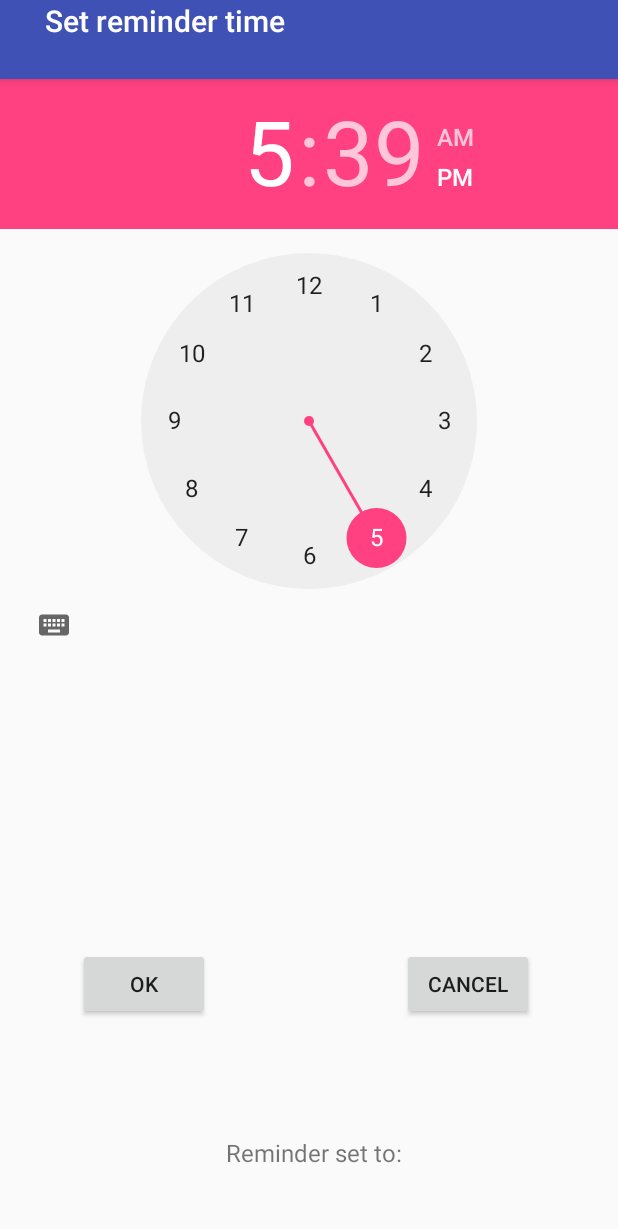
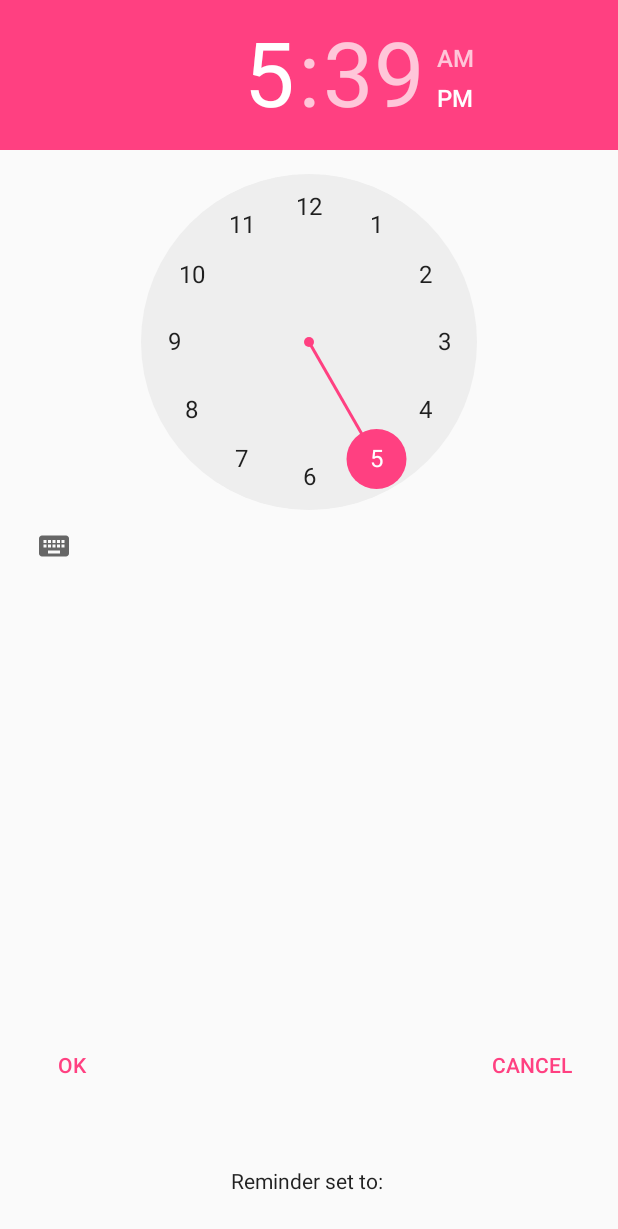
Before and after one commit to ElenaKurganova/MePill, an Android app: the layout activity_main.xml on its own in the app's theme, with its tools: preview values and no code run, on a phone screen of 412 x 824 dp. Shown: the top 1229 px of the screen. Run offline under Robolectric (Android 15) with nearby library versions, the phone set to English and light mode, and no system bars.

Commit message:
popup time

```diff
--- a/app/src/main/AndroidManifest.xml
+++ b/app/src/main/AndroidManifest.xml
@@ -7,7 +7,7 @@
             android:name=".TimePickerActivity"
             android:label="@string/app_name"
             android:launchMode="singleTop"
-            android:theme="@style/AppTheme">
+            android:theme="@style/Theme.AppCompat.Dialog.Alert">
             <intent-filter android:order="1">
                 <action android:name="android.intent.action.VIEW" />
 
--- a/app/src/main/res/layout/activity_main.xml
+++ b/app/src/main/res/layout/activity_main.xml
@@ -7,50 +7,27 @@
     android:layout_height="match_parent"
     tools:context="com.example.android.mepill.TimePickerActivity">
 
-    <android.support.design.widget.AppBarLayout
-        android:id="@+id/appBarLayout"
-        android:layout_width="match_parent"
-        android:layout_height="wrap_content"
-        android:theme="@style/AppTheme.AppBarOverlay">
-
-        <TextView
-            android:id="@+id/toolbar_title"
-            style="@style/TextAppearance.AppCompat.Widget.ActionBar.Title"
-            android:layout_width="wrap_content"
-            android:layout_height="wrap_content"
-            android:layout_marginLeft="30sp"
-            android:text="Set reminder time" />
-
-        <android.support.v7.widget.Toolbar
-            android:id="@+id/toolbar"
-            android:layout_width="match_parent"
-            android:layout_height="25dp"
-            android:background="?attr/colorPrimary"
-            android:theme="@style/ThemeOverlay.AppCompat.ActionBar"
-            app:popupTheme="@style/AppTheme.PopupOverlay"></android.support.v7.widget.Toolbar>
-
-    </android.support.design.widget.AppBarLayout>
-
-    <TimePicker
+        <TimePicker
         android:id="@+id/timePicker2"
         android:layout_width="wrap_content"
         android:layout_height="387dp"
         app:layout_constraintStart_toStartOf="parent"
-        app:layout_constraintTop_toBottomOf="@+id/appBarLayout" />
+        />
 
 
     <Button
         android:id="@+id/alarm_activate"
+        style="@style/Widget.AppCompat.Button.ButtonBar.AlertDialog"
         android:layout_width="wrap_content"
         android:layout_height="wrap_content"
         android:layout_marginBottom="8dp"
-        android:layout_marginStart="52dp"
+        android:layout_marginStart="16dp"
         android:layout_marginTop="8dp"
         android:text="OK"
         app:layout_constraintBottom_toBottomOf="parent"
         app:layout_constraintStart_toStartOf="parent"
         app:layout_constraintTop_toTopOf="parent"
-        app:layout_constraintVertical_bias="0.821" />
+        app:layout_constraintVertical_bias="0.895" />
 
     <TextView
         android:id="@+id/text_to_update"
@@ -62,29 +39,29 @@
         android:layout_marginTop="8dp"
         android:padding="8dp"
         android:text="Reminder set to: "
-        android:textSize="16sp"
+        android:textAppearance="@style/TextAppearance.AppCompat"
         app:layout_constraintBottom_toBottomOf="parent"
         app:layout_constraintEnd_toEndOf="parent"
-        app:layout_constraintHorizontal_bias="0.52"
         app:layout_constraintStart_toStartOf="parent"
         app:layout_constraintTop_toTopOf="@+id/timePicker2"
-        app:layout_constraintVertical_bias="0.96" />
+        app:layout_constraintVertical_bias="0.985" />
 
     <Button
         android:id="@+id/cancel_alarm"
+        style="@style/Widget.AppCompat.Button.ButtonBar.AlertDialog"
         android:layout_width="wrap_content"
         android:layout_height="wrap_content"
         android:layout_marginBottom="8dp"
-        android:layout_marginEnd="29dp"
+        android:layout_marginEnd="8dp"
         android:layout_marginStart="8dp"
         android:layout_marginTop="8dp"
         android:text="CANCEL"
         app:layout_constraintBottom_toBottomOf="parent"
-        app:layout_constraintEnd_toEndOf="@+id/timePicker2"
-        app:layout_constraintHorizontal_bias="0.818"
+        app:layout_constraintEnd_toEndOf="parent"
+        app:layout_constraintHorizontal_bias="0.955"
         app:layout_constraintStart_toEndOf="@+id/alarm_activate"
         app:layout_constraintTop_toTopOf="parent"
-        app:layout_constraintVertical_bias="0.821" />
+        app:layout_constraintVertical_bias="0.895" />
 
 
 </android.support.constraint.ConstraintLayout>
```
Also changed, not shown: app/src/main/java/com/example/android/mepill/AlarmCreationSingleton.java (added, +56 -0 lines).
